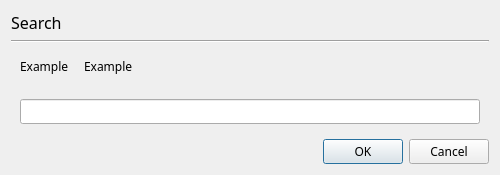
devhotteok/TwitchLink, file resources/ui/search.ui: the form before one commit.
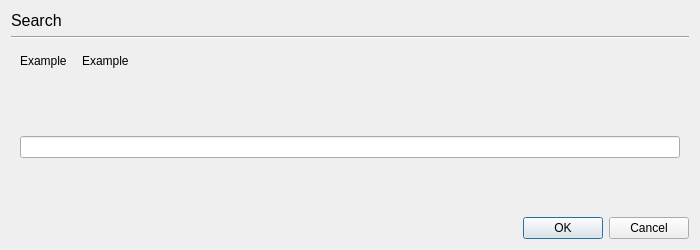
The form after the commit.

What changed in the file:
```diff
--- a/resources/ui/search.ui
+++ b/resources/ui/search.ui
@@ -6,8 +6,8 @@
    <rect>
     <x>0</x>
     <y>0</y>
-    <width>500</width>
-    <height>170</height>
+    <width>700</width>
+    <height>250</height>
    </rect>
   </property>
   <property name="sizePolicy">
@@ -16,11 +16,6 @@
     <verstretch>0</verstretch>
    </sizepolicy>
   </property>
-  <property name="font">
-   <font>
-    <family>Arial Rounded MT Bold</family>
-   </font>
-  </property>
   <property name="windowTitle">
    <string>Search</string>
   </property>
@@ -38,7 +33,6 @@
      </property>
      <property name="font">
       <font>
-       <family>Arial Rounded MT Bold</family>
        <pointsize>12</pointsize>
       </font>
      </property>
```
